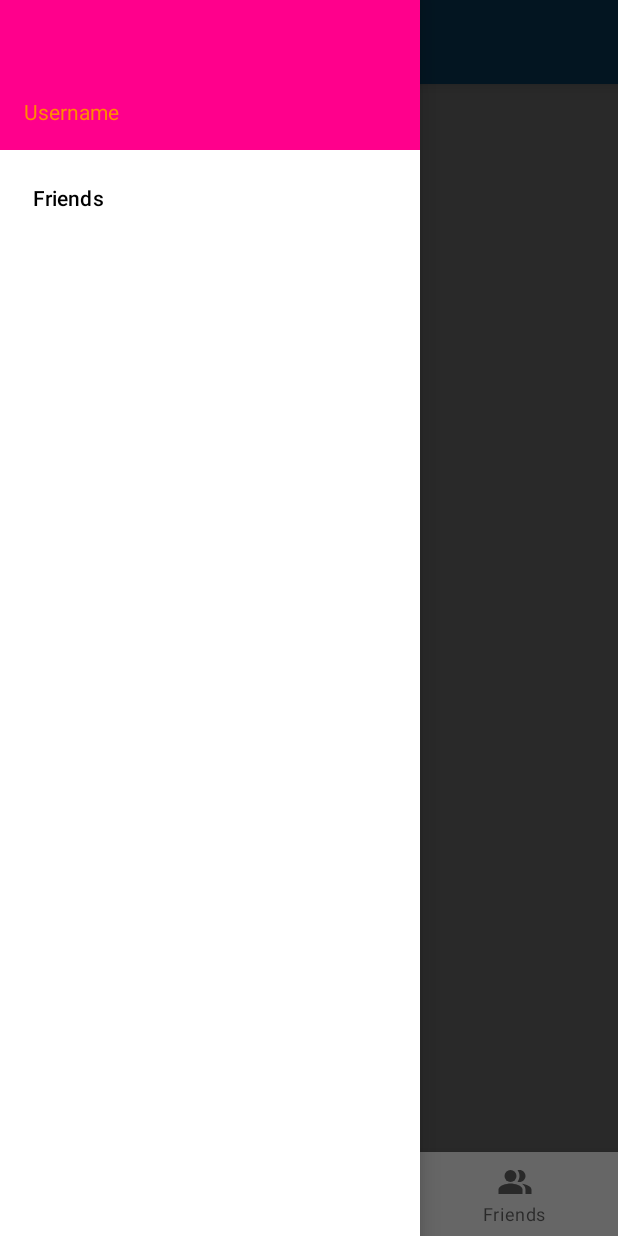
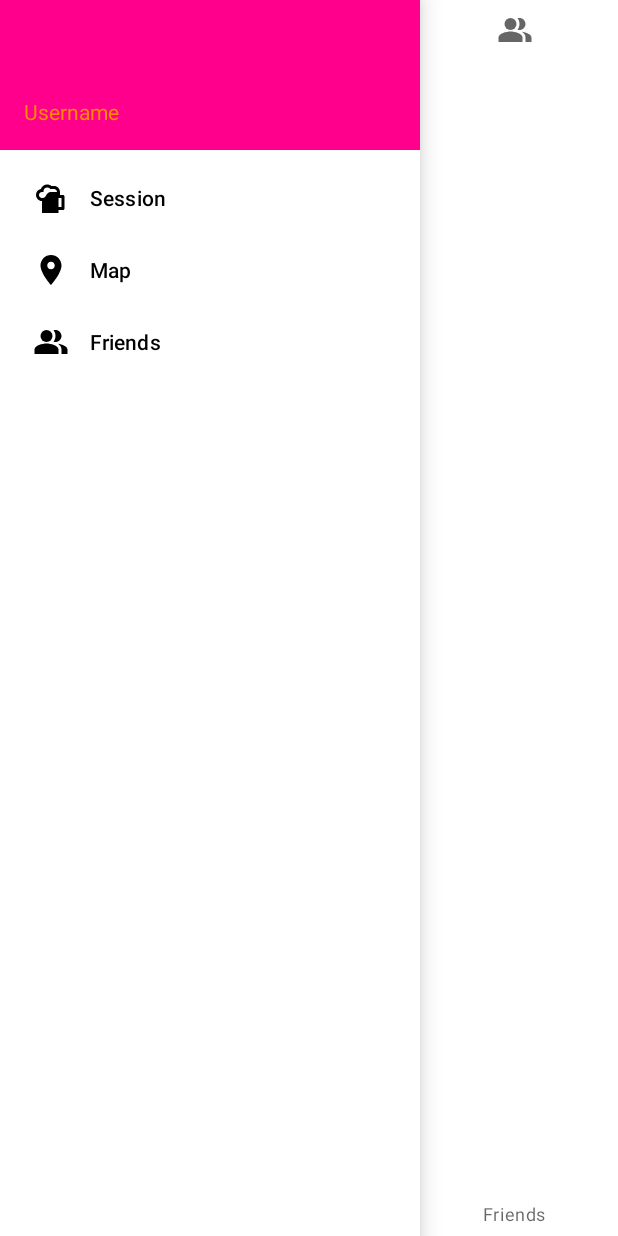
Before and after one commit to JoakimAa/Kjoerbar2.0, an Android app: the MainActivity screen opened directly, with no data from a screen before it, with the side drawer open, on a phone screen of 412 x 824 dp. Run offline under Robolectric (Android 15) with nearby library versions, the phone set to English and light mode, and no system bars; our stand-ins replace Firebase (no records; nobody signed in at launch, a user with empty details on screens opened directly), navigation-ui; libraries missing offline, so code that uses them is left out: com.firebase.ui; 3 statements that could not run were skipped.

Commit message:
During fix

```diff
--- a/app/app/src/main/java/com/illusion_softworks/kjoerbar/activities/MainActivity.java
+++ b/app/app/src/main/java/com/illusion_softworks/kjoerbar/activities/MainActivity.java
@@ -36,7 +36,7 @@ public class MainActivity extends AppCompatActivity {
         super.onCreate(savedInstanceState);
         setContentView(R.layout.activity_main);
 
-        setBottomNavigation();
+        //setBottomNavigation();
         setNavigationDrawer();
         //toolBarAndDrawer();
     }
@@ -54,15 +54,17 @@ public class MainActivity extends AppCompatActivity {
 
         DrawerLayout drawerLayout = findViewById(R.id.drawer_layout);
         appBarConfiguration = new AppBarConfiguration.Builder(
-                R.id.fragment_friends)
+                R.id.sessionFragment, R.id.mapFragment, R.id.friendsFragment)
                 .setOpenableLayout(drawerLayout)
                 .build();
+
 
         NavController controller = Navigation.findNavController(this, R.id.nav_host);
 
         NavigationView navView = findViewById(R.id.nav_view);
         //setDrawerInfo(navView);
 
+        NavigationUI.setupActionBarWithNavController(this, controller);
         NavigationUI.setupWithNavController(navView, controller);
     }
 
--- a/app/app/src/main/res/layout/activity_main.xml
+++ b/app/app/src/main/res/layout/activity_main.xml
@@ -15,12 +15,8 @@
         android:layout_width="match_parent"
         android:layout_height="match_parent"/>
 
-    <androidx.constraintlayout.widget.ConstraintLayout
-        android:layout_width="match_parent"
-        android:layout_height="match_parent"
-        android:visibility="visible">
 
-        <fragment
+    <androidx.fragment.app.FragmentContainerView
         android:id="@+id/nav_host"
         android:name="androidx.navigation.fragment.NavHostFragment"
         android:layout_width="match_parent"
@@ -29,7 +25,8 @@
         app:layout_constraintBottom_toTopOf="@+id/bottom_nav"
         app:layout_constraintEnd_toEndOf="parent"
         app:layout_constraintHorizontal_bias="0.0"
-            app:layout_constraintStart_toStartOf="parent" />
+        app:layout_constraintStart_toStartOf="parent"
+        tools:layout="@layout/activity_main" />
 
         <com.google.android.material.bottomnavigation.BottomNavigationView
             android:id="@+id/bottom_nav"
@@ -37,8 +34,6 @@
             android:layout_height="56dp"
             app:layout_constraintBottom_toBottomOf="parent"
             app:menu="@menu/menu_bottom_nav" />
-
-    </androidx.constraintlayout.widget.ConstraintLayout>
 
     <com.google.android.material.navigation.NavigationView
         android:id="@+id/nav_view"
--- a/app/app/src/main/res/layout/nav_header.xml
+++ b/app/app/src/main/res/layout/nav_header.xml
@@ -1,5 +1,6 @@
 <?xml version="1.0" encoding="utf-8"?>
-<LinearLayout xmlns:android="http://schemas.android.com/apk/res/android"
+<LinearLayout
+    xmlns:android="http://schemas.android.com/apk/res/android"
     android:layout_width="match_parent"
     android:layout_height="100dp"
     android:background="@color/colorSecondary"
--- a/app/app/src/main/res/menu/menu_drawer_nav.xml
+++ b/app/app/src/main/res/menu/menu_drawer_nav.xml
@@ -5,8 +5,19 @@
 
     <group android:checkableBehavior="single">
         <item
-            android:id="@+id/fragment_friends"
-            android:title="Friends"/>
+            android:id="@+id/sessionFragment"
+            android:title="Session"
+            android:icon="@drawable/ic_baseline_glass_mug_variant" />
+
+        <item
+            android:id="@+id/mapFragment"
+            android:title="Map"
+            android:icon="@drawable/ic_baseline_place_24" />
+
+        <item
+            android:id="@+id/friendsFragment"
+            android:title="Friends"
+            android:icon="@drawable/ic_sharp_people_alt_24" />
     </group>
 
 </menu>
```
Lines whose indentation alone changed are shown as unchanged.
